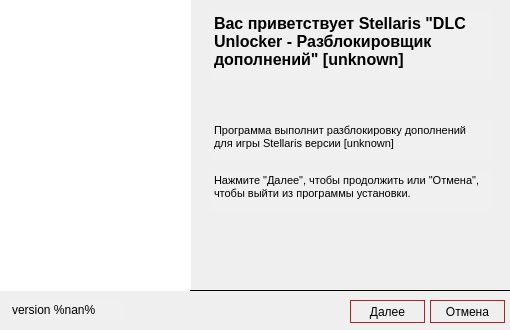
The window that design/installer.ui (seuyh/stellaris-dlc-unlocker) describes before a commit, drawn with Qt 5.
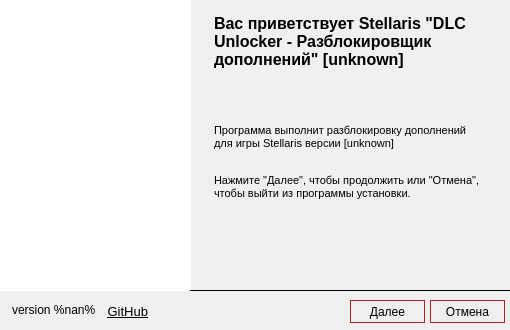
The same window after the commit. Icons and pictures are not drawn.

Diff of the .ui file:
```diff
--- a/design/installer.ui
+++ b/design/installer.ui
@@ -1476,6 +1476,35 @@
      <enum>Qt::Horizontal</enum>
     </property>
    </widget>
+   <widget class="QTextBrowser" name="textBrowser_15">
+    <property name="geometry">
+     <rect>
+      <x>100</x>
+      <y>300</y>
+      <width>100</width>
+      <height>20</height>
+     </rect>
+    </property>
+    <property name="styleSheet">
+     <string notr="true">background-color: rgb(240, 240, 240);</string>
+    </property>
+    <property name="frameShape">
+     <enum>QFrame::NoFrame</enum>
+    </property>
+    <property name="verticalScrollBarPolicy">
+     <enum>Qt::ScrollBarAlwaysOff</enum>
+    </property>
+    <property name="horizontalScrollBarPolicy">
+     <enum>Qt::ScrollBarAlwaysOff</enum>
+    </property>
+    <property name="html">
+     <string>&lt;!DOCTYPE HTML PUBLIC &quot;-//W3C//DTD HTML 4.0//EN&quot; &quot;http://www.w3.org/TR/REC-html40/strict.dtd&quot;&gt;
+&lt;html&gt;&lt;head&gt;&lt;meta name=&quot;qrichtext&quot; content=&quot;1&quot; /&gt;&lt;style type=&quot;text/css&quot;&gt;
+p, li { white-space: pre-wrap; }
+&lt;/style&gt;&lt;/head&gt;&lt;body style=&quot; font-family:'MS Shell Dlg 2'; font-size:8.25pt; font-weight:400; font-style:normal;&quot;&gt;
+&lt;p style=&quot; margin-top:0px; margin-bottom:0px; margin-left:0px; margin-right:0px; -qt-block-indent:0; text-indent:0px;&quot;&gt;&lt;img src=&quot;:/images/GitHub-Logo.wine (1).png&quot; /&gt;&lt;span style=&quot; font-size:10pt; color:#000000;&quot;&gt; &lt;/span&gt;&lt;a href=&quot;https://github.com/seuyh/stellaris-dlc-unlocker&quot;&gt;&lt;span style=&quot; font-size:10pt; text-decoration: underline; color:#000000;&quot;&gt;GitHub&lt;/span&gt;&lt;/a&gt;&lt;/p&gt;&lt;/body&gt;&lt;/html&gt;</string>
+    </property>
+   </widget>
   </widget>
  </widget>
  <resources>
```
